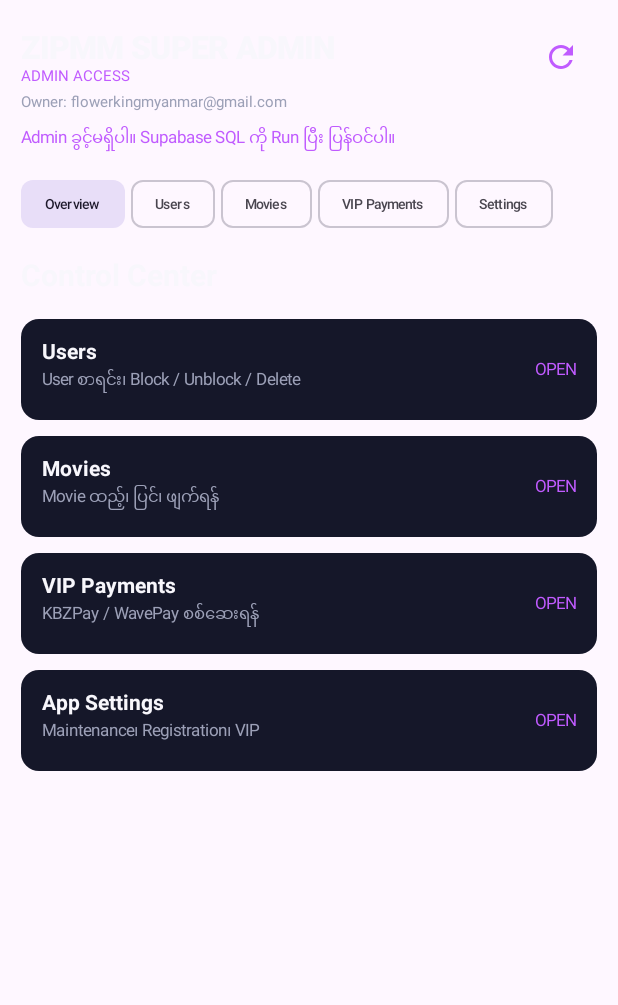
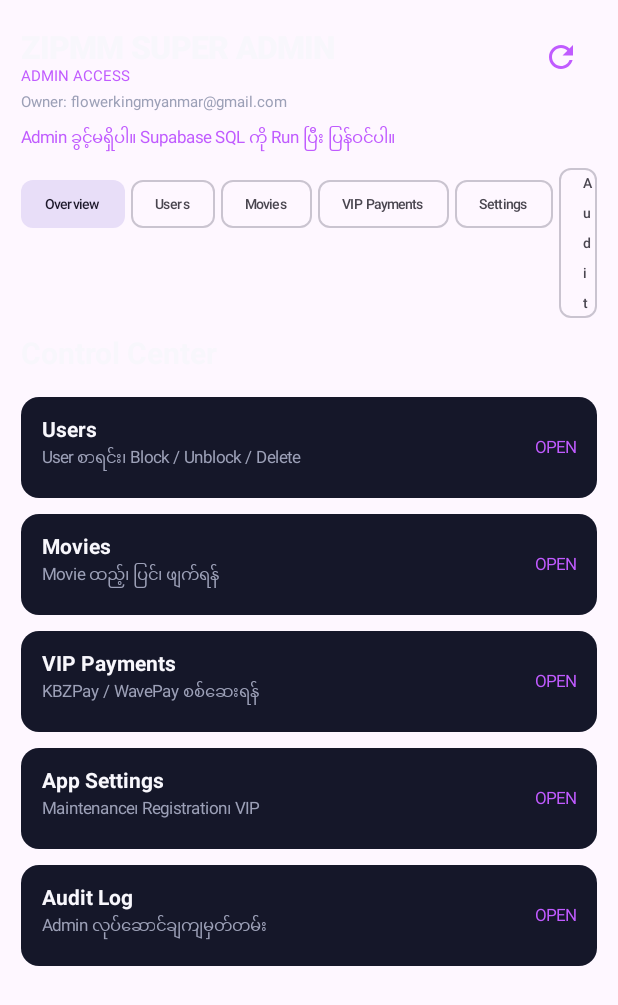
Before and after one commit to Zi50pmm/ZIPMM-MOVIE-APK, an Android app built with Jetpack Compose: the composable AdminControlPage called with empty values, on a phone screen of 412 x 824 dp. Shown: the top 1005 px of the screen. Run offline under Robolectric (Android 15) with nearby library versions, the phone set to English and light mode, and no system bars; pictures from the network do not load.

Commit message:
Add owner admin role removal and audit log screen

```diff
--- a/app/src/main/java/com/zipmm/movie/MainActivity.kt
+++ b/app/src/main/java/com/zipmm/movie/MainActivity.kt
@@ -298,6 +298,7 @@ private fun downloadMovie(ctx:Context,prefs:android.content.SharedPreferences,m:
 private data class AdminPayment(val id:String,val userId:String,val plan:String,val amount:Int,val method:String,val reference:String)
 private data class AdminUser(val id:String,val email:String,val banned:String)
 private data class AdminMovie(val id:String,val title:String,val category:String,val video:String,val poster:String)
+private data class AdminAudit(val action:String,val target:String,val created:String,val details:String)
 
 @Composable private fun AdminControlPage(p:PaddingValues,token:String){
  val scope= rememberCoroutineScope()
@@ -308,6 +309,7 @@ private data class AdminMovie(val id:String,val title:String,val category:String
  var payments by remember{mutableStateOf<List<AdminPayment>>(emptyList())}
  var users by remember{mutableStateOf<List<AdminUser>>(emptyList())}
  var movies by remember{mutableStateOf<List<AdminMovie>>(emptyList())}
+ var audit by remember{mutableStateOf<List<AdminAudit>>(emptyList())}
  var title by remember{mutableStateOf("")};var category by remember{mutableStateOf("Movies")}
  var video by remember{mutableStateOf("")};var poster by remember{mutableStateOf("")};var description by remember{mutableStateOf("")}
  var editId by remember{mutableStateOf("")}
@@ -322,6 +324,7 @@ private data class AdminMovie(val id:String,val title:String,val category:String
    "Users"->{val r=req("POST","/rest/v1/rpc/zipmm_admin_list_users","{}");if(r.first){val j=org.json.JSONArray(r.second);users=(0 until j.length()).map{val x=j.getJSONObject(it);AdminUser(x.optString("user_id"),x.optString("email"),x.optString("banned_until"))} }else status=r.second.take(130)}
    "Movies"->{val r=req("GET","/rest/v1/zipmm_movies?select=id,title,category,video_url,poster_url&order=created_at.desc");if(r.first){val j=org.json.JSONArray(r.second);movies=(0 until j.length()).map{val x=j.getJSONObject(it);AdminMovie(x.optString("id"),x.optString("title"),x.optString("category"),x.optString("video_url"),x.optString("poster_url"))}}else status=r.second.take(130)}
    "VIP Payments"->{val r=req("GET","/rest/v1/zipmm_vip_payments?status=eq.pending&select=id,user_id,plan,amount_mmk,payment_method,transaction_reference&order=created_at.desc");if(r.first){val j=org.json.JSONArray(r.second);payments=(0 until j.length()).map{val x=j.getJSONObject(it);AdminPayment(x.optString("id"),x.optString("user_id"),x.optString("plan"),x.optInt("amount_mmk"),x.optString("payment_method"),x.optString("transaction_reference"))}}else status=r.second.take(130)}
+   "Audit"->{val r=req("GET","/rest/v1/zipmm_admin_audit?select=action,target_type,target_id,created_at,details&order=created_at.desc&limit=100");if(r.first){val j=org.json.JSONArray(r.second);audit=(0 until j.length()).map{val x=j.getJSONObject(it);AdminAudit(x.optString("action"),x.optString("target_type")+" "+x.optString("target_id"),x.optString("created_at"),x.optString("details"))}}else status=r.second.take(120)}
    "Settings"->{val r=req("GET","/rest/v1/zipmm_app_settings?select=setting_key,setting_value");if(r.first){val j=org.json.JSONArray(r.second);for(i in 0 until j.length()){val x=j.getJSONObject(i);when(x.optString("setting_key")){"maintenance_mode"->maintenance=x.opt("setting_value").toString()=="true";"registration_enabled"->registration=x.opt("setting_value").toString()=="true";"vip_enabled"->vipEnabled=x.opt("setting_value").toString()=="true"}}}else status=r.second.take(130)}
   }
   if(status.startsWith("Owner Admin")||status.startsWith("Admin ခွင့်မရှိ"))status=if(isOwner)"Owner Super Admin ခွင့်ပြုချက်ရရှိပါသည်။" else "Admin ခွင့်ပြုချက်ရရှိပါသည်။"
@@ -332,7 +335,7 @@ private data class AdminMovie(val id:String,val title:String,val category:String
   Row(verticalAlignment=Alignment.CenterVertically){Column(Modifier.weight(1f)){Text("ZIPMM SUPER ADMIN",color=Txt,fontSize=21.sp,fontWeight=FontWeight.Black);Text(if(isOwner)"OWNER ACCESS" else "ADMIN ACCESS",color=Purple2,fontSize=10.sp)};IconButton(onClick={scope.launch{load()}}){Icon(Icons.Default.Refresh,null,tint=Purple2)}}
   Text("Owner: flowerkingmyanmar@gmail.com",color=Muted,fontSize=10.sp)
   Text(status,color=Purple2,fontSize=11.sp,modifier=Modifier.padding(vertical=7.dp))
-  Row(horizontalArrangement=Arrangement.spacedBy(4.dp)){listOf("Overview","Users","Movies","VIP Payments","Settings").forEach{t->FilterChip(selected=tab==t,onClick={tab=t},label={Text(t,fontSize=9.sp)})}}
+  Row(horizontalArrangement=Arrangement.spacedBy(4.dp)){listOf("Overview","Users","Movies","VIP Payments","Settings","Audit").forEach{t->FilterChip(selected=tab==t,onClick={tab=t},label={Text(t,fontSize=9.sp)})}}
   if(loading)LinearProgressIndicator(Modifier.fillMaxWidth(),color=Purple2)
   when(tab){
    "Overview"->LazyColumn{
@@ -341,6 +344,7 @@ private data class AdminMovie(val id:String,val title:String,val category:String
     item{AdminActionCard("Movies","Movie ထည့်၊ ပြင်၊ ဖျက်ရန်","OPEN"){tab="Movies"}}
     item{AdminActionCard("VIP Payments","KBZPay / WavePay စစ်ဆေးရန်","OPEN"){tab="VIP Payments"}}
     item{AdminActionCard("App Settings","Maintenance၊ Registration၊ VIP","OPEN"){tab="Settings"}}
+    item{AdminActionCard("Audit Log","Admin လုပ်ဆောင်ချက်မှတ်တမ်း","OPEN"){tab="Audit"}}
     item{if(isOwner)Text("Owner သာ Admin ခန့်ခြင်း၊ User ဖျက်ခြင်းနှင့် App Settings ပြောင်းခြင်း ပြုလုပ်နိုင်သည်။",color=Color(0xFFFFD36B),fontSize=11.sp,modifier=Modifier.padding(12.dp))}
    }
    "VIP Payments"->LazyColumn{
@@ -356,7 +360,7 @@ private data class AdminMovie(val id:String,val title:String,val category:String
      Text(u.email,color=Txt,fontWeight=FontWeight.Bold);Text(u.id,color=Muted,fontSize=9.sp);Text(if(u.banned.isBlank()||u.banned=="null")"ACTIVE" else "BLOCKED",color=Purple2,fontSize=10.sp)
      Row{OutlinedButton(enabled=u.email!="flowerkingmyanmar@gmail.com",onClick={scope.launch{val b=u.banned.isBlank()||u.banned=="null";val r=req("POST","/rest/v1/rpc/zipmm_admin_set_user_ban",JSONObject().put("p_user_id",u.id).put("p_block",b).toString());status=if(r.first)"User status updated" else r.second.take(100);load()}}){Text(if(u.banned.isBlank()||u.banned=="null")"Block" else "Unblock")}
       if(isOwner&&u.email!="flowerkingmyanmar@gmail.com")OutlinedButton(onClick={scope.launch{val r=req("POST","/rest/v1/rpc/zipmm_admin_delete_user",JSONObject().put("p_user_id",u.id).toString());status=if(r.first)"User deleted" else r.second.take(100);load()}}){Text("Delete")}
-      if(isOwner&&u.email!="flowerkingmyanmar@gmail.com")OutlinedButton(onClick={scope.launch{val r=req("POST","/rest/v1/rpc/zipmm_owner_set_admin",JSONObject().put("p_user_id",u.id).put("p_make_admin",true).toString());status=if(r.first)"Admin role granted. Re-login required." else r.second.take(100)}}){Text("Make Admin")}
+      if(isOwner&&u.email!="flowerkingmyanmar@gmail.com"){OutlinedButton(onClick={scope.launch{val r=req("POST","/rest/v1/rpc/zipmm_owner_set_admin",JSONObject().put("p_user_id",u.id).put("p_make_admin",true).toString());status=if(r.first)"Admin role granted. Re-login required." else r.second.take(100)}}){Text("Make Admin")};OutlinedButton(onClick={scope.launch{val r=req("POST","/rest/v1/rpc/zipmm_owner_set_admin",JSONObject().put("p_user_id",u.id).put("p_make_admin",false).toString());status=if(r.first)"Admin role removed. Re-login required." else r.second.take(100)}}){Text("Remove Admin")}}
      }
     }}}
    }
@@ -373,6 +377,7 @@ private data class AdminMovie(val id:String,val title:String,val category:String
      TextButton(onClick={scope.launch{val r=req("DELETE","/rest/v1/zipmm_movies?id=eq."+m.id);status=if(r.first)"Movie deleted" else r.second.take(100);load()}}){Text("Delete",color=Color(0xFFFF8888))}
     }}}}
    }
+   "Audit"->LazyColumn{item{Text("Recent Admin Actions",color=Txt,fontSize=18.sp,fontWeight=FontWeight.Bold,modifier=Modifier.padding(12.dp))};items(audit){x->Card(Modifier.fillMaxWidth().padding(4.dp),colors=CardDefaults.cardColors(containerColor=Panel)){Column(Modifier.padding(10.dp)){Text(x.action,color=Txt,fontWeight=FontWeight.Bold);Text(x.target,color=Muted,fontSize=10.sp);Text(x.created,color=Muted,fontSize=9.sp);Text(x.details,color=Muted,fontSize=9.sp,maxLines=3)}}}}
    "Settings"->LazyColumn{
     item{Text("App Settings",color=Txt,fontSize=19.sp,fontWeight=FontWeight.Bold,modifier=Modifier.padding(12.dp))}
     item{Setting("Maintenance Mode","App maintenance on/off",maintenance){v->maintenance=v;scope.launch{saveZipmmSetting("maintenance_mode",v,req){status=it}}}}
```
